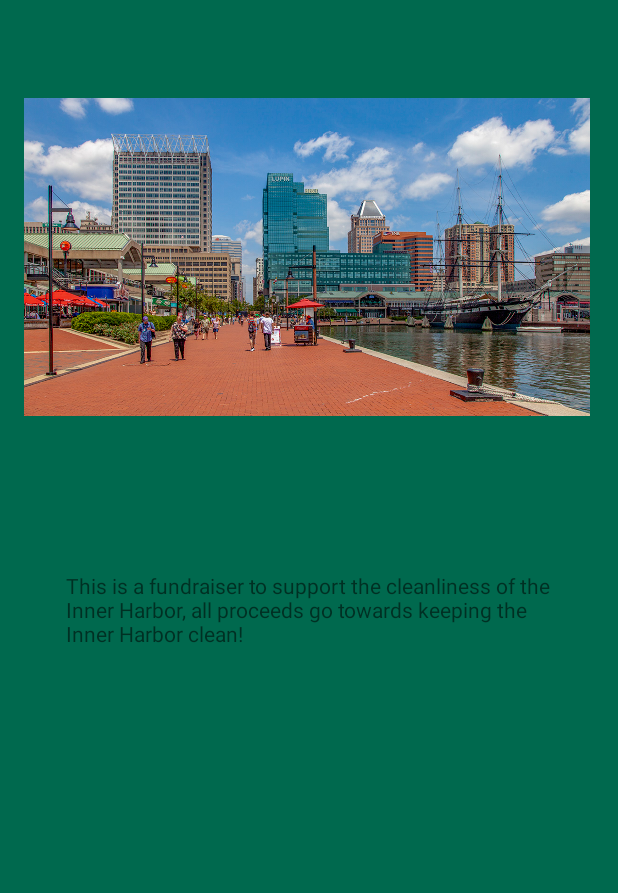
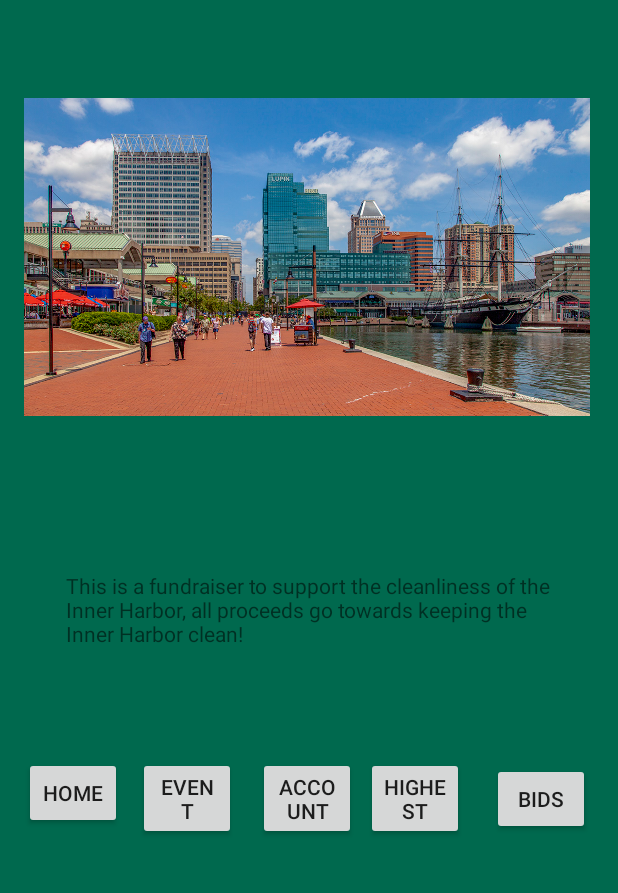
Before and after one commit to noface-0/LoyolaUni-AuctioningApp-Website, an Android app: the EventActivity screen opened directly, with no data from a screen before it, on a phone screen of 412 x 824 dp, the part 155-1048 px from its top. Run offline under Robolectric (Android 15) with nearby library versions, the phone set to English and light mode, and no system bars.

Commit message:
adding buttons to activity_event.xml

```diff
--- a/AndroidApp/app/src/main/res/layout/activity_fundraiser_info.xml
+++ b/AndroidApp/app/src/main/res/layout/activity_fundraiser_info.xml
@@ -50,8 +50,8 @@
 
     <TextView
         android:id="@+id/fundraiserDescription"
-        android:layout_width="334dp"
-        android:layout_height="193dp"
+        android:layout_width="328dp"
+        android:layout_height="85dp"
         android:layout_marginStart="44dp"
         android:layout_marginLeft="44dp"
         android:layout_marginTop="428dp"
@@ -61,5 +61,70 @@
         app:layout_constraintStart_toStartOf="parent"
         app:layout_constraintTop_toTopOf="parent" />
 
+    <Button
+        android:id="@+id/homeButton"
+        android:layout_width="65dp"
+        android:layout_height="0dp"
+        android:layout_marginStart="16dp"
+        android:layout_marginLeft="16dp"
+        android:layout_marginTop="552dp"
+        android:text="Home"
+        app:layout_constraintLeft_toLeftOf="parent"
+        app:layout_constraintRight_toRightOf="parent"
+        app:layout_constraintStart_toStartOf="parent"
+        app:layout_constraintTop_toTopOf="parent" />
+
+    <Button
+        android:id="@+id/eventButton"
+        android:layout_width="65dp"
+        android:layout_height="0dp"
+        android:layout_marginStart="92dp"
+        android:layout_marginLeft="92dp"
+        android:layout_marginTop="552dp"
+        android:text="Event"
+        app:layout_constraintLeft_toLeftOf="parent"
+        app:layout_constraintRight_toRightOf="parent"
+        app:layout_constraintStart_toStartOf="parent"
+        app:layout_constraintTop_toTopOf="parent" />
+
+    <Button
+        android:id="@+id/itemsHighestButton"
+        android:layout_width="65dp"
+        android:layout_height="0dp"
+        android:layout_marginStart="244dp"
+        android:layout_marginLeft="244dp"
+        android:layout_marginTop="552dp"
+        android:text="Highest"
+        app:layout_constraintLeft_toLeftOf="parent"
+        app:layout_constraintRight_toRightOf="parent"
+        app:layout_constraintStart_toStartOf="parent"
+        app:layout_constraintTop_toTopOf="parent" />
+
+    <Button
+        android:id="@+id/loginSignUpButton"
+        android:layout_width="65dp"
+        android:layout_height="0dp"
+        android:layout_marginStart="172dp"
+        android:layout_marginLeft="172dp"
+        android:layout_marginTop="552dp"
+        android:text="Account"
+        app:layout_constraintLeft_toLeftOf="parent"
+        app:layout_constraintRight_toRightOf="parent"
+        app:layout_constraintStart_toStartOf="parent"
+        app:layout_constraintTop_toTopOf="parent" />
+
+    <Button
+        android:id="@+id/whatIBidOnButton"
+        android:layout_width="65dp"
+        android:layout_height="0dp"
+        android:layout_marginStart="328dp"
+        android:layout_marginLeft="328dp"
+        android:layout_marginTop="556dp"
+        android:text="Bids"
+        app:layout_constraintLeft_toLeftOf="parent"
+        app:layout_constraintRight_toRightOf="parent"
+        app:layout_constraintStart_toStartOf="parent"
+        app:layout_constraintTop_toTopOf="parent" />
+
 
 </android.support.constraint.ConstraintLayout>
```
Also changed, not shown: AndroidApp/app/src/main/res/layout/activity_main.xml (+27 -27 lines).
